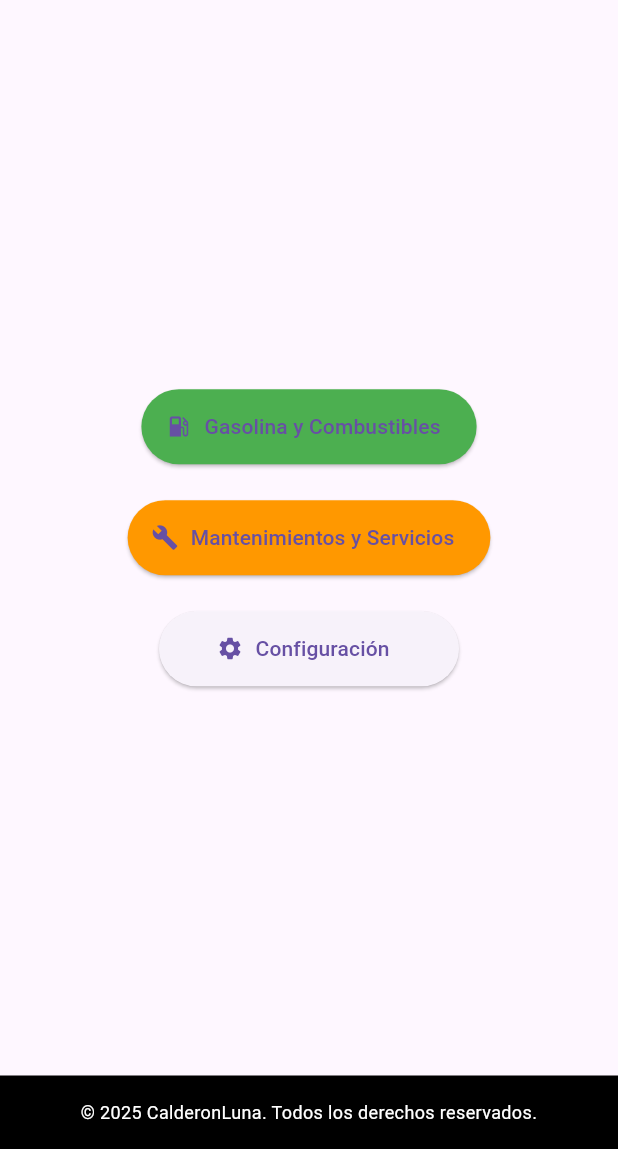
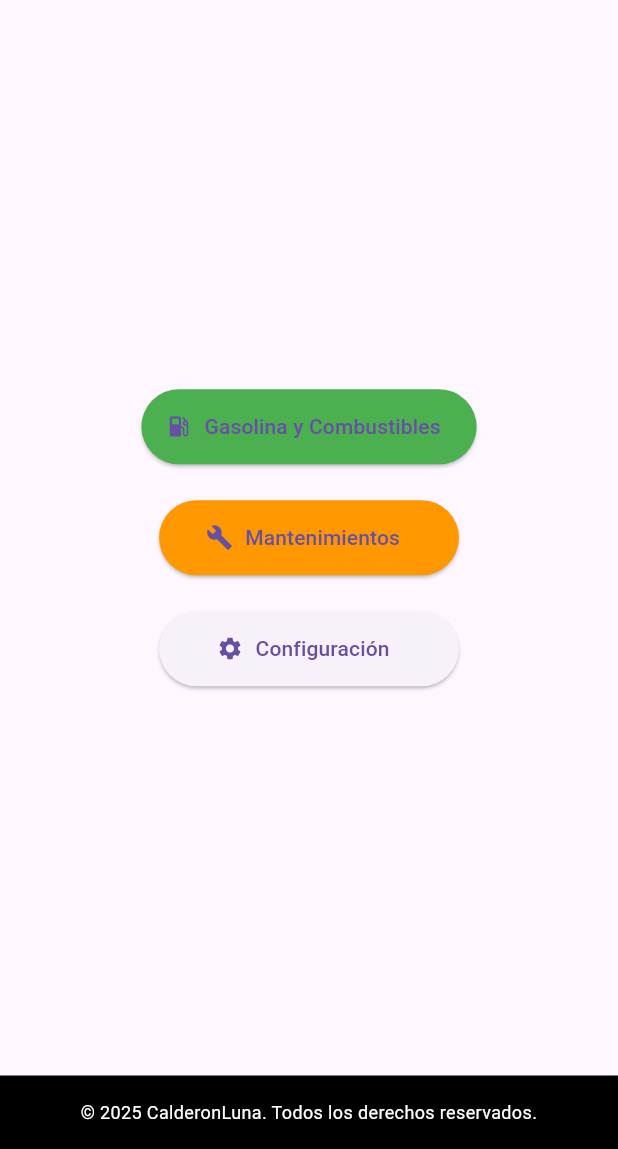
Before and after one commit to RamiroCalderonG/clpwa, a Flutter app: the screen it shows after launch, on a phone screen of 412 x 824 dp, the part 87-1236 px from its top. Run offline on Flutter 3.47's test engine with Material 3 defaults, Android fonts, the light colour scheme and no system bars; our stand-ins replace cloud_firestore, firebase_auth, firebase_core, google_sign_in; accounts and stored records are empty; statements that could not run were skipped.

Commit message:
cambio pequeño 3 para probar deploy

```diff
--- a/lib/views/home_view.dart
+++ b/lib/views/home_view.dart
@@ -23,7 +23,7 @@ class HomeView extends StatelessWidget {
           const SizedBox(height: 24),
           ElevatedButton.icon(
             icon: const Icon(Icons.build),
-            label: const Text('Mantenimientos y Servicios'),
+            label: const Text('Mantenimientos'),
             style: ElevatedButton.styleFrom(
               minimumSize: const Size(200, 50),
               backgroundColor: Colors.orange,
```
Also changed, not shown: 1 other file.
